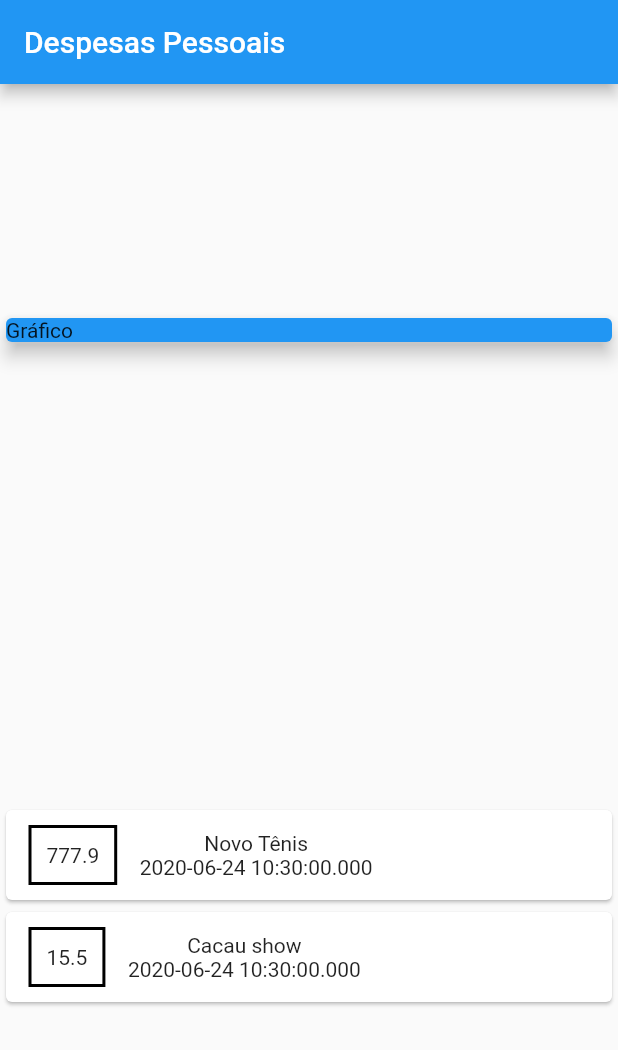
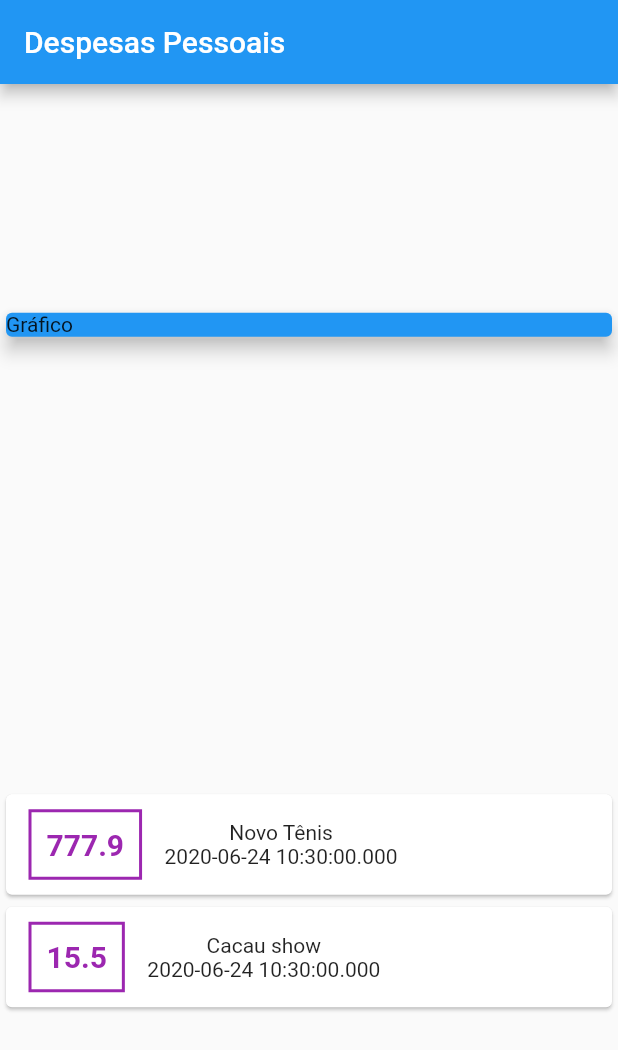
Before and after one commit to piovani/flutter_personal_expenses, a Flutter app: the screen it shows after launch, on a phone screen of 412 x 824 dp. Shown: the top 1050 px of the screen. Run offline on Flutter 3.47's test engine with Material 2 defaults, Android fonts, the phone set to English and light mode, and no system bars.

Commit message:
add font weight and bord size

```diff
--- a/lib/main.dart
+++ b/lib/main.dart
@@ -55,9 +55,16 @@ class MyHomePage extends StatelessWidget {
                           margin: EdgeInsets.symmetric(
                               horizontal: 15, vertical: 10),
                           decoration: BoxDecoration(
-                              border: Border.all(color: Colors.black, width: 2)),
+                              border:
+                                  Border.all(color: Colors.purple, width: 2)),
                           padding: EdgeInsets.all(10),
-                          child: Text(tr.value.toString())),
+                          child: Text(
+                            tr.value.toString(),
+                            style: TextStyle(
+                                fontWeight: FontWeight.bold,
+                                fontSize: 20,
+                                color: Colors.purple),
+                          )),
                     ),
                     Column(
                       children: <Widget>[
```
